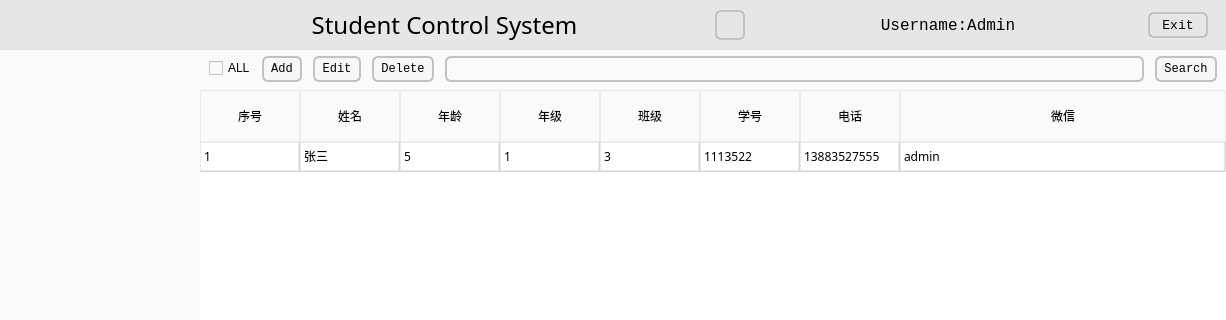
This is mainwindow.ui in liyu12345cba/QT-Student-Information-Control-System- as Qt 5 draws it before an edit; both pictures show x 0 to 1226 and y 0 to 320 of the 1226 by 580 pixel window. The edited form follows.
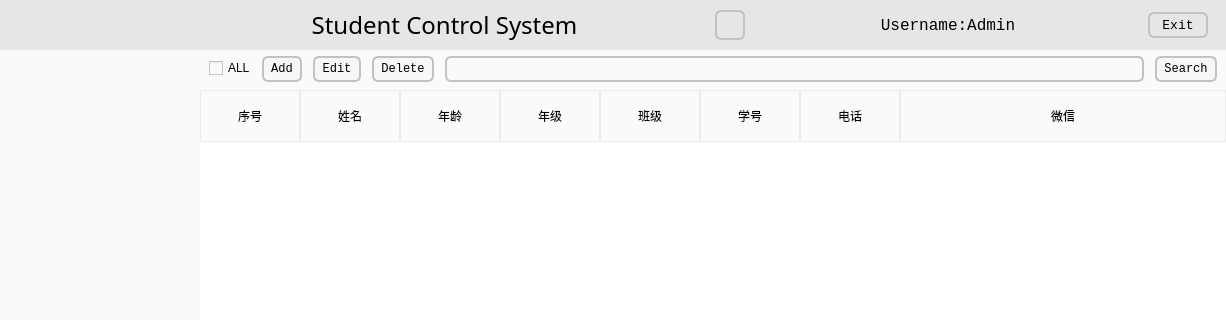
This is the edited form. Icons and pictures are not drawn.

```diff
--- a/mainwindow.ui
+++ b/mainwindow.ui
@@ -147,11 +147,6 @@
               </property>
               <item row="1" column="0">
                <widget class="QTableWidget" name="tableWidget">
-                <property name="font">
-                 <font>
-                  <family>黑体</family>
-                 </font>
-                </property>
                 <property name="styleSheet">
                  <string notr="true">QTableWidget{
 border:0px solid rgb(250, 250, 250);
@@ -175,11 +170,6 @@
                 <attribute name="verticalHeaderVisible">
                  <bool>false</bool>
                 </attribute>
-                <row>
-                 <property name="text">
-                  <string>1</string>
-                 </property>
-                </row>
                 <column>
                  <property name="text">
                   <string>序号</string>
@@ -220,46 +210,6 @@
                   <string>微信</string>
                  </property>
                 </column>
-                <item row="0" column="0">
-                 <property name="text">
-                  <string>1</string>
-                 </property>
-                </item>
-                <item row="0" column="1">
-                 <property name="text">
-                  <string>张三</string>
-                 </property>
-                </item>
-                <item row="0" column="2">
-                 <property name="text">
-                  <string>5</string>
-                 </property>
-                </item>
-                <item row="0" column="3">
-                 <property name="text">
-                  <string>1</string>
-                 </property>
-                </item>
-                <item row="0" column="4">
-                 <property name="text">
-                  <string>3</string>
-                 </property>
-                </item>
-                <item row="0" column="5">
-                 <property name="text">
-                  <string>1113522</string>
-                 </property>
-                </item>
-                <item row="0" column="6">
-                 <property name="text">
-                  <string>13883527555</string>
-                 </property>
-                </item>
-                <item row="0" column="7">
-                 <property name="text">
-                  <string>admin</string>
-                 </property>
-                </item>
                </widget>
               </item>
               <item row="0" column="0">
```
Left out of the diff: 25 changed lines with no effect on the pictures.
